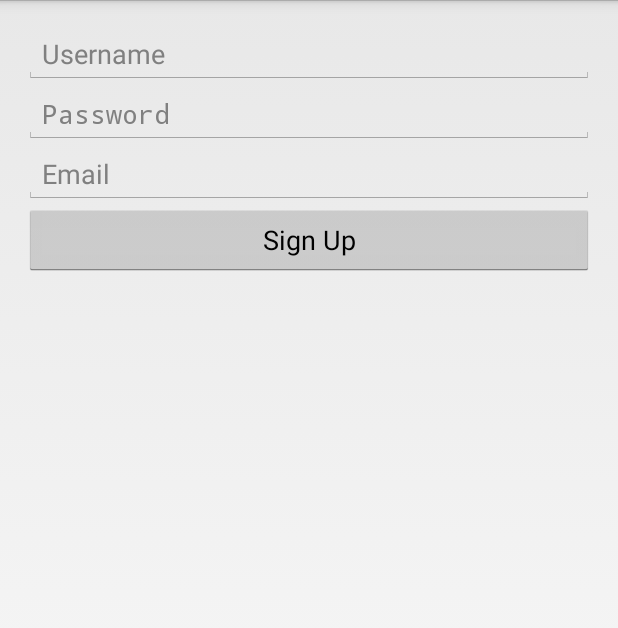
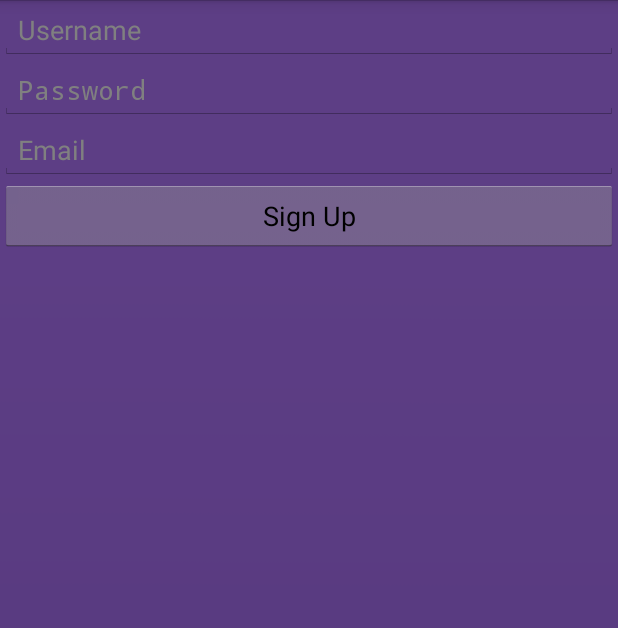
Before and after one commit to androyen/RibbitDesign, an Android app: the SignUpActivity screen opened directly, with no data from a screen before it, on a phone screen of 412 x 824 dp. Shown: the top 628 px of the screen. Run offline under Robolectric (Android 15) with nearby library versions, the phone set to English and light mode, and no system bars.

Commit message:
Add AuthBackground style.xml. Apply to sign_up xml

```diff
--- a/app/src/main/res/layout/activity_login.xml
+++ b/app/src/main/res/layout/activity_login.xml
@@ -2,7 +2,7 @@
     xmlns:tools="http://schemas.android.com/tools"
     android:layout_width="match_parent"
     android:layout_height="match_parent"
-    android:background="@drawable/background_fill"
+    style="@style/AuthBackground"
     tools:context=".LoginActivity" >
 
     <ImageView
--- a/app/src/main/res/layout/activity_sign_up.xml
+++ b/app/src/main/res/layout/activity_sign_up.xml
@@ -2,10 +2,7 @@
     xmlns:tools="http://schemas.android.com/tools"
     android:layout_width="match_parent"
     android:layout_height="match_parent"
-    android:paddingBottom="@dimen/activity_vertical_margin"
-    android:paddingLeft="@dimen/activity_horizontal_margin"
-    android:paddingRight="@dimen/activity_horizontal_margin"
-    android:paddingTop="@dimen/activity_vertical_margin"
+    style="@style/AuthBackground"
     tools:context=".SignUpActivity" >
 
     <EditText
--- a/app/src/main/res/values/styles.xml
+++ b/app/src/main/res/values/styles.xml
@@ -2,23 +2,19 @@
 
 
 
-    <style name="AppTheme" parent="@style/_AppTheme"/>
-
-    <style name="_AppTheme" parent="android:Theme.Holo.Light">
+    <style name="AppTheme"  parent="android:Theme.Holo.Light">
 
         <item name="android:editTextBackground">@drawable/apptheme_edit_text_holo_light</item>
+    </style>
 
 
-        <item name="android:imageButtonStyle">@style/ImageButtonAppTheme</item>
-
+    <style name="AuthBackground">
+        <item name="android:background">@drawable/background_fill</item>
     </style>
 
 
 
 
 
-    <style name="ImageButtonAppTheme" parent="android:Widget.Holo.Light.ImageButton">
-        <item name="android:background">@drawable/apptheme_btn_default_holo_light</item>
-    </style>
 
 </resources>
```
Also changed, not shown: 10 other files.
